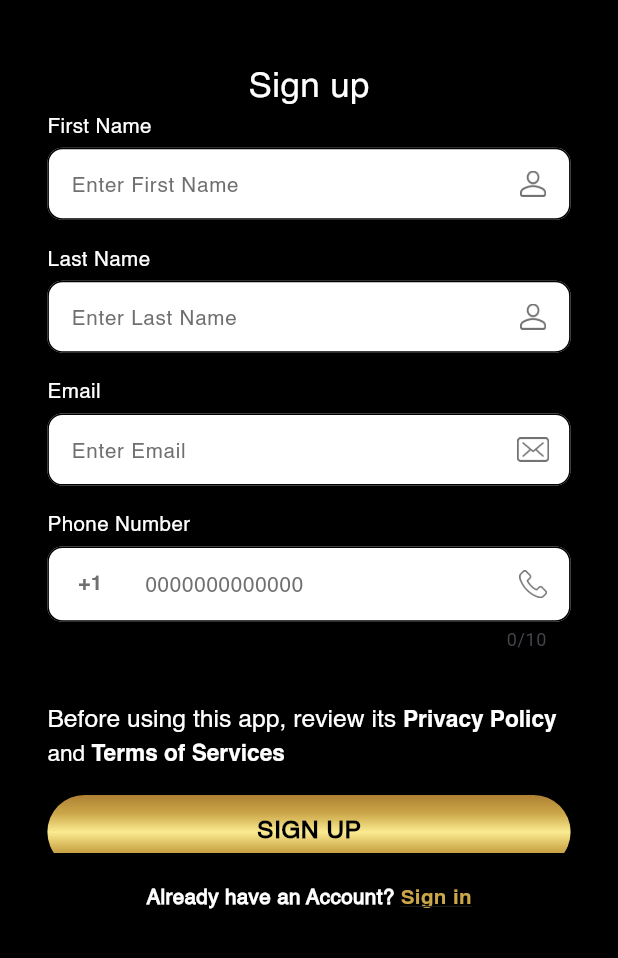
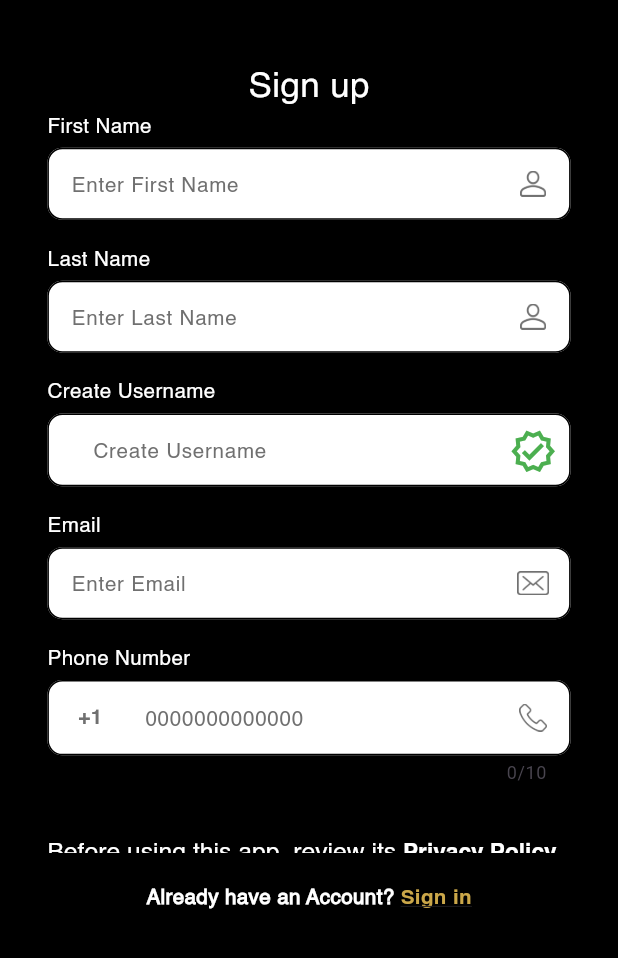
Before and after one commit to Powerclub-Global/YachtMaster-App, a Flutter app: the SignUpScreen screen opened by its route, on a phone screen of 412 x 824 dp, the part 278-1236 px from its top. Run offline on Flutter 3.47's test engine with Material 3 defaults, Android fonts, the phone set to English and light mode, and no system bars; drawn by our look-alikes of intl_phone_field, keyboard_actions, modal_progress_hud_nsn; our stand-ins replace appwrite, bloc, bot_toast, cached_network_image, circular_profile_avatar, cloud_firestore and 35 more; missing offline and left inert: async_foreach, bulleted_list, filesize, flutter_email_sender, flutter_google_places, flutter_media_downloader and 5 more; accounts and stored records are empty; statements that could not run were skipped.

Commit message:
feat: added username to sign up flow

```diff
--- a/assets/translations/en.json
+++ b/assets/translations/en.json
@@ -355,7 +355,11 @@
   "choose_from_available_dates": "Choose From Available Dates",
   "available": "Available",
   "sign_in_with": "Sign in with",
-   "enter_email": "Enter Email",
+  "enter_email": "Enter Email",
+  "create_username": "Create Username",
+  "username_needs_more": "Username should contain more than 5 characters.",
+  "username_needs_less": "Username should contain no more than 8 characters.",
+  "username_needs_alphanumeric": "Username should only contain letters, numbers, and underscores.",
   "enter_confirm_password": "Enter Confirm Password",
   "0000000000000": "0000000000000",
   "enter_full_name": "Enter Full Name",
--- a/lib/resources/decorations.dart
+++ b/lib/resources/decorations.dart
@@ -1,4 +1,3 @@
-
 import 'package:flutter/material.dart';
 import 'package:get/get.dart';
 import 'package:sizer/sizer.dart';
@@ -7,149 +6,146 @@ import '../localization/app_localization.dart';
 import 'resources.dart';
 
 class AppDecorations {
-  static InputDecoration suffixTextField(String? hint,TextStyle? hintStyle,Widget? icon,) {
+  static InputDecoration suffixTextField(
+    String? hint,
+    TextStyle? hintStyle,
+    Widget? icon,
+    {String? prefix = null}
+  ) {
     return InputDecoration(
-      hintText: getTranslated(Get.context!, hint??""),
+      hintText: getTranslated(Get.context!, hint ?? ""),
       hintStyle: hintStyle,
-      suffixIconConstraints: BoxConstraints(maxWidth: 50,
-          minHeight: 30,
-          maxHeight: 30,
-          minWidth: 50),
-
-      filled:true,
+      suffixIconConstraints: BoxConstraints(
+          maxWidth: 50, minHeight: 30, maxHeight: 30, minWidth: 50),
+      filled: true,
       fillColor: R.colors.whiteColor,
       isDense: true,
-      suffixIcon:icon,
-      errorStyle:  R.textStyle.helvetica().copyWith(
-          color: R.colors.redColor,
-          fontSize: 9.sp),
-      enabledBorder:  OutlineInputBorder(
+      suffixIcon: icon,
+      prefixText: prefix,
+      errorStyle: R.textStyle
+          .helvetica()
+          .copyWith(color: R.colors.redColor, fontSize: 9.sp),
+      enabledBorder: OutlineInputBorder(
           borderRadius: BorderRadius.circular(10),
-
-          borderSide: BorderSide(
-              color:R.colors.black
-          )),
+          borderSide: BorderSide(color: R.colors.black)),
       focusedBorder: OutlineInputBorder(
           borderRadius: BorderRadius.circular(10),
-          borderSide:  BorderSide(
-              color:R.colors.themeMud
-          )),
-      errorBorder:  OutlineInputBorder(
+          borderSide: BorderSide(color: R.colors.themeMud)),
+      errorBorder: OutlineInputBorder(
           borderRadius: BorderRadius.circular(10),
           borderSide: BorderSide(color: Colors.transparent)),
-      focusedErrorBorder:  OutlineInputBorder(
+      focusedErrorBorder: OutlineInputBorder(
           borderRadius: BorderRadius.circular(10),
           borderSide: BorderSide(color: Colors.red)),
     );
   }
-  static InputDecoration simpleTextField(String? hint,TextStyle? hintStyle,) {
+
+  static InputDecoration simpleTextField(
+    String? hint,
+    TextStyle? hintStyle,
+  ) {
     return InputDecoration(
-      hintText: getTranslated(Get.context!, hint??""),
+      hintText: getTranslated(Get.context!, hint ?? ""),
       hintStyle: hintStyle,
-      labelStyle: R.textStyle.helvetica().copyWith(
-          color: R.colors.charcoalColor,fontSize: 9.sp),
-      filled:true,
+      labelStyle: R.textStyle
+          .helvetica()
+          .copyWith(color: R.colors.charcoalColor, fontSize: 9.sp),
+      filled: true,
       fillColor: R.colors.whiteColor,
       isDense: true,
-      enabledBorder:  OutlineInputBorder(
+      enabledBorder: OutlineInputBorder(
           borderRadius: BorderRadius.circular(10),
-
-          borderSide: BorderSide(
-              color:R.colors.black
-          )),
+          borderSide: BorderSide(color: R.colors.black)),
       focusedBorder: OutlineInputBorder(
           borderRadius: BorderRadius.circular(10),
-          borderSide:  BorderSide(
-              color:R.colors.themeMud
-          )),
-      errorBorder:  OutlineInputBorder(
+          borderSide: BorderSide(color: R.colors.themeMud)),
+      errorBorder: OutlineInputBorder(
           borderRadius: BorderRadius.circular(10),
           borderSide: BorderSide(color: Colors.transparent)),
-      focusedErrorBorder:  OutlineInputBorder(
+      focusedErrorBorder: OutlineInputBorder(
           borderRadius: BorderRadius.circular(10),
           borderSide: BorderSide(color: Colors.red)),
     );
   }
-  static InputDecoration generalTextField(String? hint,TextStyle? hintStyle,) {
+
+  static InputDecoration generalTextField(
+    String? hint,
+    TextStyle? hintStyle,
+  ) {
     return InputDecoration(
       hintText: hint,
       hintStyle: hintStyle,
-      labelStyle: R.textStyle.helvetica().copyWith(
-          color: R.colors.charcoalColor,fontSize: 9.sp),
-      filled:true,
+      labelStyle: R.textStyle
+          .helvetica()
+          .copyWith(color: R.colors.charcoalColor, fontSize: 9.sp),
+      filled: true,
       fillColor: R.colors.whiteColor,
       isDense: true,
-      enabledBorder:  OutlineInputBorder(
+      enabledBorder: OutlineInputBorder(
           borderRadius: BorderRadius.circular(10),
-
-          borderSide: BorderSide(
-              color:R.colors.black
-          )),
+          borderSide: BorderSide(color: R.colors.black)),
       focusedBorder: OutlineInputBorder(
           borderRadius: BorderRadius.circular(10),
-          borderSide:  BorderSide(
-              color:R.colors.themeMud
-          )),
-      errorBorder:  OutlineInputBorder(
+          borderSide: BorderSide(color: R.colors.themeMud)),
+      errorBorder: OutlineInputBorder(
           borderRadius: BorderRadius.circular(10),
           borderSide: BorderSide(color: Colors.transparent)),
-      focusedErrorBorder:  OutlineInputBorder(
+      focusedErrorBorder: OutlineInputBorder(
           borderRadius: BorderRadius.circular(10),
           borderSide: BorderSide(color: Colors.red)),
     );
   }
-  static InputDecoration greyTextField(String? hint,{Widget? prefixIcon}) {
+
+  static InputDecoration greyTextField(String? hint, {Widget? prefixIcon}) {
     return InputDecoration(
       border: InputBorder.none,
-      contentPadding: EdgeInsets.symmetric(horizontal: Get.width*.04),
+      contentPadding: EdgeInsets.symmetric(horizontal: Get.width * .04),
       prefixIconConstraints: BoxConstraints(
-          maxHeight: 12,minHeight: 12,maxWidth: 40,minWidth: 40
-      ),
+          maxHeight: 12, minHeight: 12, maxWidth: 40, minWidth: 40),
       prefixIcon: prefixIcon,
-      hintText:
-      "${getTranslated(Get.context!, hint??"")}",
-      hintStyle: R.textStyle.helvetica().copyWith(
-          color: R.colors.whiteColor,
-          fontSize: 11.sp),
+      hintText: "${getTranslated(Get.context!, hint ?? "")}",
+      hintStyle: R.textStyle
+          .helvetica()
+          .copyWith(color: R.colors.whiteColor, fontSize: 11.sp),
     );
   }
 
-  static BoxDecoration buttonDecoration(Color color,double radius) {
+  static BoxDecoration buttonDecoration(Color color, double radius) {
     return BoxDecoration(
-        color: color,
-        borderRadius: BorderRadius.circular(radius)
-    );
+        color: color, borderRadius: BorderRadius.circular(radius));
   }
-  static BoxDecoration gradientButton( {double radius=10}) {
-    return  BoxDecoration(
+
+  static BoxDecoration gradientButton({double radius = 10}) {
+    return BoxDecoration(
       gradient: LinearGradient(
-        begin: Alignment.topCenter,
+          begin: Alignment.topCenter,
           end: Alignment.bottomCenter,
-          colors:[
+          colors: [
             R.colors.gradMud,
             R.colors.themeMud,
             R.colors.gradMudLight,
             R.colors.themeMud,
             R.colors.gradMud,
-          ] ),
+          ]),
       borderRadius: BorderRadius.circular(radius),
-
     );
   }
-  static BoxDecoration cardsDecoration({Color? borderColor,double? borderWidth=1,double? radius=10}) {
+
+  static BoxDecoration cardsDecoration(
+      {Color? borderColor, double? borderWidth = 1, double? radius = 10}) {
     return BoxDecoration(
         color: R.colors.whiteColor,
         borderRadius: BorderRadius.circular(radius!),
-        border: Border.all(color:borderColor!,width: borderWidth!),
+        border: Border.all(color: borderColor!, width: borderWidth!),
         boxShadow: [
           BoxShadow(
               color: Colors.grey.withOpacity(.15),
-              blurRadius: 2,spreadRadius: 2,
-              offset: Offset(0,0)
-          )
-        ]
-    );
+              blurRadius: 2,
+              spreadRadius: 2,
+              offset: Offset(0, 0))
+        ]);
   }
+
   static BoxDecoration favDecoration() {
     return BoxDecoration(
         // color: R.colors.whiteColor,
@@ -157,13 +153,14 @@ class AppDecorations {
         boxShadow: [
           BoxShadow(
               color: Colors.grey.withOpacity(.30),
-              blurRadius: 10,spreadRadius: 2,
-              offset: Offset(0,0)
-          )
-        ]
-    );
+              blurRadius: 10,
+              spreadRadius: 2,
+              offset: Offset(0, 0))
+        ]);
   }
-  static BoxDecoration cardsDecorationColored(Color color, [double? radius=10,Color? borderColor=Colors.grey]) {
+
+  static BoxDecoration cardsDecorationColored(Color color,
+      [double? radius = 10, Color? borderColor = Colors.grey]) {
     return BoxDecoration(
         color: color,
         borderRadius: BorderRadius.circular(radius!),
@@ -171,24 +168,19 @@ class AppDecorations {
         boxShadow: [
           BoxShadow(
               color: Colors.grey.withOpacity(.15),
-              blurRadius: 2,spreadRadius: 2,
-              offset: Offset(0,0)
-          )
-        ]
-
-    );
+              blurRadius: 2,
+              spreadRadius: 2,
+              offset: Offset(0, 0))
+        ]);
   }
-
 }
 
-Widget label(String label, {double fs=10})
-{
-  return Row(
-    children: [
-      Text(label,style:R.textStyle.helvetica().copyWith(
-          color: R.colors.whiteColor,
-          fontSize: fs.sp),
-      ),
-    ],
+Widget label(String label, {double fs = 10}) {
+  return Text(
+    label,
+    softWrap: true,
+    style: R.textStyle
+        .helvetica()
+        .copyWith(color: R.colors.whiteColor, fontSize: fs.sp),
   );
 }
--- a/lib/src/auth/view/sign_up.dart
+++ b/lib/src/auth/view/sign_up.dart
@@ -37,10 +37,12 @@ class _SignUpScreenState extends State<SignUpScreen> {
   TextEditingController lastNameController = TextEditingController();
   TextEditingController emailController = TextEditingController();
   FocusNode emailFn = FocusNode();
+  FocusNode usernameFn = FocusNode();
 
   TextEditingController phoneNumController = TextEditingController();
   TextEditingController passwordController = TextEditingController();
   TextEditingController confirmPassController = TextEditingController();
+  TextEditingController usernameController = TextEditingController();
   FocusNode passwordFn = FocusNode();
   FocusNode firstNameFn = FocusNode();
   FocusNode lastNameFn = FocusNode();
@@ -171,6 +173,47 @@ class _SignUpScreenState extends State<SignUpScreen> {
                                         : R.colors.charcoalColor)),
                           ),
                           h2,
+                          label(
+                              getTranslated(context, "create_username") ?? ""),
+                          h0P5,
+                          TextFormField(
+                            focusNode: usernameFn,
+                            textInputAction: TextInputAction.next,
+                            onChanged: (value) async {
+                              print(value);
+                              await provider.isUsernameAvailable(value);
+                              setState(() {});
+                            },
+                            onTap: () {
+                              setState(() {});
+                            },
+                            onFieldSubmitted: (a) {
+                              setState(() {
+                                FocusScope.of(Get.context!)
+                                    .requestFocus(phoneNumFn);
+                              });
+                            },
+                            controller: usernameController,
+                            validator: (value) =>
+                                FieldValidator.validateUsername(
+                                    usernameController.text),
+                            decoration: AppDecorations.suffixTextField(
+                                "create_username",
+                                R.textStyle.helvetica().copyWith(
+                                    color: usernameFn.hasFocus
+                                        ? R.colors.themeMud
+                                        : R.colors.charcoalColor,
+                                    fontSize: 10.sp),
+                                provider.usernameIsAvailable
+                                    ? Icon(
+                                        Icons.verified_outlined,
+                                        size: 23.sp,
+                                        color: Colors.green,
+                                      )
+                                    : null,
+                                prefix: '@'),
+                          ),
+                          h2,
                           label(getTranslated(context, "email") ?? ""),
                           h0P5,
                           TextFormField(
@@ -185,7 +228,7 @@ class _SignUpScreenState extends State<SignUpScreen> {
                             onFieldSubmitted: (a) {
                               setState(() {
                                 FocusScope.of(Get.context!)
-                                    .requestFocus(phoneNumFn);
+                                    .requestFocus(usernameFn);
                               });
                             },
                             controller: emailController,
@@ -226,8 +269,8 @@ class _SignUpScreenState extends State<SignUpScreen> {
                               // disableLengthCheck: true,
 
                               decoration: InputDecoration(
-                                hintText:
-                                    getTranslated(Get.context!, "0000000000000"),
+                                hintText: getTranslated(
+                                    Get.context!, "0000000000000"),
                                 hintStyle: R.textStyle.helvetica().copyWith(
                                     color: emailFn.hasFocus
                                         ? R.colors.themeMud
@@ -263,7 +306,8 @@ class _SignUpScreenState extends State<SignUpScreen> {
                               ),
                               initialCountryCode: countryCode,
                               inputFormatters: [
-                                FilteringTextInputFormatter.allow(RegExp("[0-9]"))
+                                FilteringTextInputFormatter.allow(
+                                    RegExp("[0-9]"))
                               ],
                               dropdownTextStyle: R.textStyle
                                   .helveticaBold()
@@ -354,7 +398,8 @@ class _SignUpScreenState extends State<SignUpScreen> {
                                     firstNameController.text,
                                     lastNameController.text,
                                     countryCode.trim(),
-                                    phoneNumController.text.trim());
+                                    phoneNumController.text.trim(),
+                                    usernameController.text.trim());
                               }
                             },
                             child: Container(
--- a/lib/src/auth/view_model/auth_vm.dart
+++ b/lib/src/auth/view_model/auth_vm.dart
@@ -60,10 +60,8 @@ class AuthVm extends ChangeNotifier {
         (QuerySnapshot doc) {
           print(doc.docs);
           if (doc.docs.isEmpty) {
-            print("Should Change to true ");
             usernameIsAvailable = true;
           } else {
-            print("Should Change to false inner ");
             usernameIsAvailable = false;
           }
           notifyListeners();
@@ -182,7 +180,7 @@ class AuthVm extends ChangeNotifier {
   }
 
   onClickSignup(String email, String firstName, String lastName,
-      String countryCode, String phoneNumController) async {
+      String countryCode, String phoneNumController, String username) async {
     log("____HERE");
     bool isUserExist =
         await chechUserCollectionExists("$countryCode$phoneNumController");
@@ -193,8 +191,8 @@ class AuthVm extends ChangeNotifier {
       return;
     } else {
       print("Signing up with OTP");
-      await signupWithOtp(
-          countryCode, phoneNumController, email, firstName, lastName);
+      await signupWithOtp(countryCode, phoneNumController, email, firstName,
+          lastName, username);
     }
   }
 
@@ -460,7 +458,7 @@ class AuthVm extends ChangeNotifier {
   }
 
   Future signupWithOtp(String countryCode, String num, String email,
-      String firstName, String lastName) async {
+      String firstName, String lastName, String username) async {
     try {
       print(countryCode + num);
       String phono = countryCode + num;
@@ -473,15 +471,15 @@ class AuthVm extends ChangeNotifier {
           OTP(countryCode + num, true, (otpCode) async {
             startLoader();
             print(otpCode);
-
-            await verifySignUpOtp(
-                    countryCode, email, firstName, lastName, num, otpCode)
+            await verifySignUpOtp(countryCode, email, firstName, lastName, num,
+                    otpCode, username)
                 .whenComplete(() {
               stopLoader();
             });
           }, () async {
             startLoader();
-            await signupWithOtp(countryCode, num, email, firstName, lastName)
+            await signupWithOtp(
+                    countryCode, num, email, firstName, lastName, username)
                 .whenComplete(() {
               stopLoader();
             });
@@ -507,7 +505,7 @@ class AuthVm extends ChangeNotifier {
   }
 
   verifySignUpOtp(String countryCode, String email, String firstName,
-      String lastName, String num, String code) async {
+      String lastName, String num, String code, String username) async {
     try {
       startLoader();
       await appwrite.verifySMS(code).then((result) async {
@@ -515,7 +513,7 @@ class AuthVm extends ChangeNotifier {
         print(appwrite.user.$id);
         if (appwrite.user != null) {
           await setSignupUserData(
-              countryCode, num, email, firstName, lastName, "Dummy");
+              countryCode, num, email, firstName, lastName, username);
           Get.offAllNamed(
             BaseView.route,
           );
--- a/lib/utils/validation.dart
+++ b/lib/utils/validation.dart
@@ -10,8 +10,7 @@ class FieldValidator {
 
     if (!RegExp(
       r'^(([^<>()[\]\\.,;:\s@\"]+(\.[^<>()[\]\\.,;:\s@\"]+)*)|(\".+\"))@((\[[0-9]{1,3}\.[0-9]{1,3}\.[0-9]{1,3}\.[0-9]{1,3}\])|(([a-zA-Z\-0-9]+\.)+[a-zA-Z]{2,}))$',
-    )
-        .hasMatch(value)) {
+    ).hasMatch(value)) {
       return getTranslated(Get.context!, "please_enter_a_valid_email_address");
     }
 
@@ -31,22 +30,22 @@ class FieldValidator {
     }
     return null;
   }
+
   static String? validateAmount(String? value) {
     if (value!.isEmpty) {
       return getTranslated(Get.context!, "required");
     }
-    if (!RegExp(r"(\-?\d+\.?\d{0,2})")
-        .hasMatch(value)) {
+    if (!RegExp(r"(\-?\d+\.?\d{0,2})").hasMatch(value)) {
       return getTranslated(Get.context!, "invalid_amount");
     }
     return null;
   }
+
   static String? validateAccountNumber(String? value) {
     if (value!.isEmpty) {
       return getTranslated(Get.context!, "required");
     }
-    if (!RegExp(r"^[0-9]{7,14}$")
-        .hasMatch(value)) {
+    if (!RegExp(r"^[0-9]{7,14}$").hasMatch(value)) {
       return getTranslated(Get.context!, "invalid_account_number");
     }
     return null;
@@ -98,15 +97,12 @@ class FieldValidator {
     if (!RegExp(r'^(0[1-9]|1[0-2])\/?(([0-9]{4}|[0-9]{2})$)').hasMatch(value)) {
       return getTranslated(Get.context!, "invalid_date");
     }
-    if(int.parse(value.substring(0,2))<=now.month)
-      {
-        return "invalid month";
-
-      }
-    if(int.parse(value.substring(3,5))<int.parse(now.year.toString().substring(2,4)))
-    {
+    if (int.parse(value.substring(0, 2)) <= now.month) {
+      return "invalid month";
+    }
+    if (int.parse(value.substring(3, 5)) <
+        int.parse(now.year.toString().substring(2, 4))) {
       return "invalid year";
-
     }
     return null;
   }
@@ -171,12 +167,12 @@ class FieldValidator {
 
   static String? validateFullName(String? value) {
     if (value!.isEmpty) {
-      return getTranslated(Get.context!,"please_enter_your_full_name");
+      return getTranslated(Get.context!, "please_enter_your_full_name");
     }
     if (value.length <= 2) {
-      return getTranslated(Get.context!,"invalid_name");
+      return getTranslated(Get.context!, "invalid_name");
     } else if (!RegExp(r'^[a-z A-Z]+$').hasMatch(value)) {
-      return getTranslated(Get.context!,"invalid_name");
+      return getTranslated(Get.context!, "invalid_name");
     }
     // if (!RegExp(r"^([ \u00c0-\u01ffa-zA-Z'\-])+$").hasMatch(value)) {
     //   return LocalizationMap.getTranslatedValues("invalid_name");
@@ -193,6 +189,19 @@ class FieldValidator {
       return getTranslated(Get.context!, "invalid_name");
     }
 
+    return null;
+  }
+
+  static String? validateUsername(String? value) {
+    if (value!.length < 5) {
+      return getTranslated(Get.context!, "username_needs_more");
+    }
+    if (value.length > 8) {
+      return getTranslated(Get.context!, "username_needs_less");
+    }
+    if (!RegExp(r"^[a-zA-Z0-9_]+$").hasMatch(value)) {
+      return getTranslated(Get.context!, "username_needs_alphanumeric");
+    }
     return null;
   }
 
```
Also changed, not shown: lib/src/auth/view/create_username.dart (+23 -36 lines).
